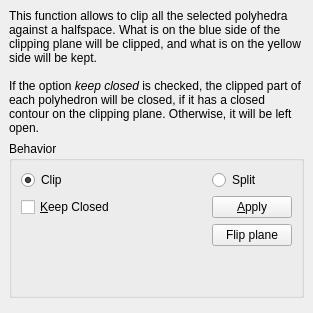
CrealityOfficial/cgal, file include/Polyhedron/demo/Polyhedron/Plugins/Operations_on_polyhedra/Clip_polyhedron_plugin.ui: the form before one commit.
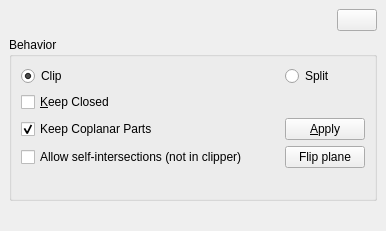
The form after the commit. Icons and pictures are not drawn.

Patch:
```diff
--- a/include/Polyhedron/demo/Polyhedron/Plugins/Operations_on_polyhedra/Clip_polyhedron_plugin.ui
+++ b/include/Polyhedron/demo/Polyhedron/Plugins/Operations_on_polyhedra/Clip_polyhedron_plugin.ui
@@ -6,8 +6,8 @@
    <rect>
     <x>0</x>
     <y>0</y>
-    <width>313</width>
-    <height>313</height>
+    <width>386</width>
+    <height>231</height>
    </rect>
   </property>
   <property name="sizePolicy">
@@ -22,23 +22,41 @@
   <widget class="QWidget" name="dockWidgetContents">
    <layout class="QVBoxLayout" name="verticalLayout_2">
     <item>
-     <layout class="QVBoxLayout" name="verticalLayout">
+     <layout class="QHBoxLayout" name="horizontalLayout">
       <item>
-       <widget class="QLabel" name="label">
+       <spacer name="horizontalSpacer">
+        <property name="orientation">
+         <enum>Qt::Horizontal</enum>
+        </property>
+        <property name="sizeHint" stdset="0">
+         <size>
+          <width>40</width>
+          <height>20</height>
+         </size>
+        </property>
+       </spacer>
+      </item>
+      <item>
+       <widget class="QPushButton" name="helpButton">
         <property name="sizePolicy">
-         <sizepolicy hsizetype="Minimum" vsizetype="Minimum">
+         <sizepolicy hsizetype="Fixed" vsizetype="Fixed">
           <horstretch>0</horstretch>
           <verstretch>0</verstretch>
          </sizepolicy>
         </property>
         <property name="text">
-         <string>&lt;html&gt;&lt;head/&gt;&lt;body&gt;&lt;p&gt;This function allows to clip all the selected polyhedra against a halfspace. What is on the blue side of the clipping plane will be clipped, and what is on the yellow side will be kept.&lt;br/&gt;&lt;br/&gt;If the option &lt;span style=&quot; font-style:italic;&quot;&gt;keep closed&lt;/span&gt; is checked, the clipped part of each polyhedron will be closed, if it has a closed contour on the clipping plane. Otherwise, it will be left open.&lt;/p&gt;&lt;/body&gt;&lt;/html&gt;</string>
+         <string/>
         </property>
-        <property name="wordWrap">
-         <bool>true</bool>
+        <property name="icon">
+         <iconset resource="../../Polyhedron_3.qrc">
+          <normaloff>:/cgal/icons/resources/help_button.png</normaloff>:/cgal/icons/resources/help_button.png</iconset>
         </property>
        </widget>
       </item>
+     </layout>
+    </item>
+    <item>
+     <layout class="QVBoxLayout" name="verticalLayout">
       <item>
        <widget class="QGroupBox" name="groupBox">
         <property name="sizePolicy">
@@ -50,64 +68,8 @@
         <property name="title">
          <string>Behavior</string>
         </property>
-        <layout class="QGridLayout" name="gridLayout" rowstretch="0,0,0,0,0,0" columnstretch="1,0">
-         <item row="4" column="1">
-          <widget class="QPushButton" name="flip_Button">
-           <property name="sizePolicy">
-            <sizepolicy hsizetype="Minimum" vsizetype="Preferred">
-             <horstretch>0</horstretch>
-             <verstretch>0</verstretch>
-            </sizepolicy>
-           </property>
-           <property name="text">
-            <string>Flip plane</string>
-           </property>
-          </widget>
-         </item>
-         <item row="0" column="1">
-          <widget class="QRadioButton" name="split_radioButton">
-           <property name="text">
-            <string>Split</string>
-           </property>
-          </widget>
-         </item>
-         <item row="0" column="0">
-          <widget class="QRadioButton" name="clip_radioButton">
-           <property name="text">
-            <string>Clip</string>
-           </property>
-           <property name="checked">
-            <bool>true</bool>
-           </property>
-          </widget>
-         </item>
-         <item row="1" column="1">
-          <widget class="QPushButton" name="clipButton">
-           <property name="sizePolicy">
-            <sizepolicy hsizetype="Minimum" vsizetype="Preferred">
-             <horstretch>0</horstretch>
-             <verstretch>0</verstretch>
-            </sizepolicy>
-           </property>
-           <property name="text">
-            <string>&amp;Apply</string>
-           </property>
-          </widget>
-         </item>
-         <item row="1" column="0">
-          <widget class="QCheckBox" name="close_checkBox">
-           <property name="layoutDirection">
-            <enum>Qt::LeftToRight</enum>
-           </property>
-           <property name="autoFillBackground">
-            <bool>false</bool>
-           </property>
-           <property name="text">
-            <string>&amp;Keep Closed</string>
-           </property>
-          </widget>
-         </item>
-         <item row="5" column="1">
+        <layout class="QGridLayout" name="gridLayout" rowstretch="0,0,0,0,0,0,0" columnstretch="1,0">
+         <item row="6" column="1">
           <spacer name="verticalSpacer">
            <property name="orientation">
             <enum>Qt::Vertical</enum>
@@ -120,6 +82,89 @@
            </property>
           </spacer>
          </item>
+         <item row="4" column="0">
+          <widget class="QCheckBox" name="coplanarCheckBox">
+           <property name="enabled">
+            <bool>true</bool>
+           </property>
+           <property name="toolTip">
+            <string>If this is un-checked, the parts of the mesh that are coplanar with the plane will not be part of the output.
+Only available in Split mode.</string>
+           </property>
+           <property name="text">
+            <string>Keep Coplanar Parts</string>
+           </property>
+           <property name="checked">
+            <bool>true</bool>
+           </property>
+          </widget>
+         </item>
+         <item row="1" column="0">
+          <widget class="QCheckBox" name="close_checkBox">
+           <property name="layoutDirection">
+            <enum>Qt::LeftToRight</enum>
+           </property>
+           <property name="autoFillBackground">
+            <bool>false</bool>
+           </property>
+           <property name="text">
+            <string>&amp;Keep Closed</string>
+           </property>
+          </widget>
+         </item>
+         <item row="0" column="1">
+          <widget class="QRadioButton" name="split_radioButton">
+           <property name="text">
+            <string>Split</string>
+           </property>
+          </widget>
+         </item>
+         <item row="0" column="0">
+          <widget class="QRadioButton" name="clip_radioButton">
+           <property name="text">
+            <string>Clip</string>
+           </property>
+           <property name="checked">
+            <bool>true</bool>
+           </property>
+          </widget>
+         </item>
+         <item row="5" column="0">
+          <widget class="QCheckBox" name="do_not_modify_CheckBox">
+           <property name="toolTip">
+            <string>Allow the use of a self-intersected clipper, but prevent the closing of the result.</string>
+           </property>
+           <property name="text">
+            <string>Allow self-intersections (not in clipper)</string>
+           </property>
+          </widget>
+         </item>
+         <item row="5" column="1">
+          <widget class="QPushButton" name="flip_Button">
+           <property name="sizePolicy">
+            <sizepolicy hsizetype="Minimum" vsizetype="Preferred">
+             <horstretch>0</horstretch>
+             <verstretch>0</verstretch>
+            </sizepolicy>
+           </property>
+           <property name="text">
+            <string>Flip plane</string>
+           </property>
+          </widget>
+         </item>
+         <item row="4" column="1">
+          <widget class="QPushButton" name="clipButton">
+           <property name="sizePolicy">
+            <sizepolicy hsizetype="Minimum" vsizetype="Preferred">
+             <horstretch>0</horstretch>
+             <verstretch>0</verstretch>
+            </sizepolicy>
+           </property>
+           <property name="text">
+            <string>&amp;Apply</string>
+           </property>
+          </widget>
+         </item>
         </layout>
        </widget>
       </item>
```
Left out of the diff: 5 changed lines with no effect on the pictures.
